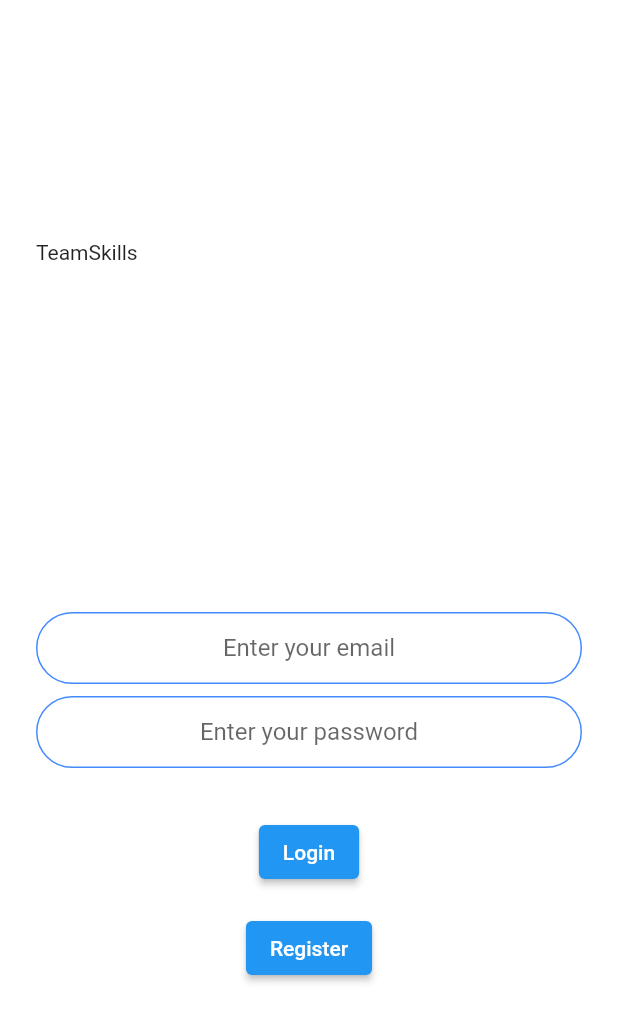
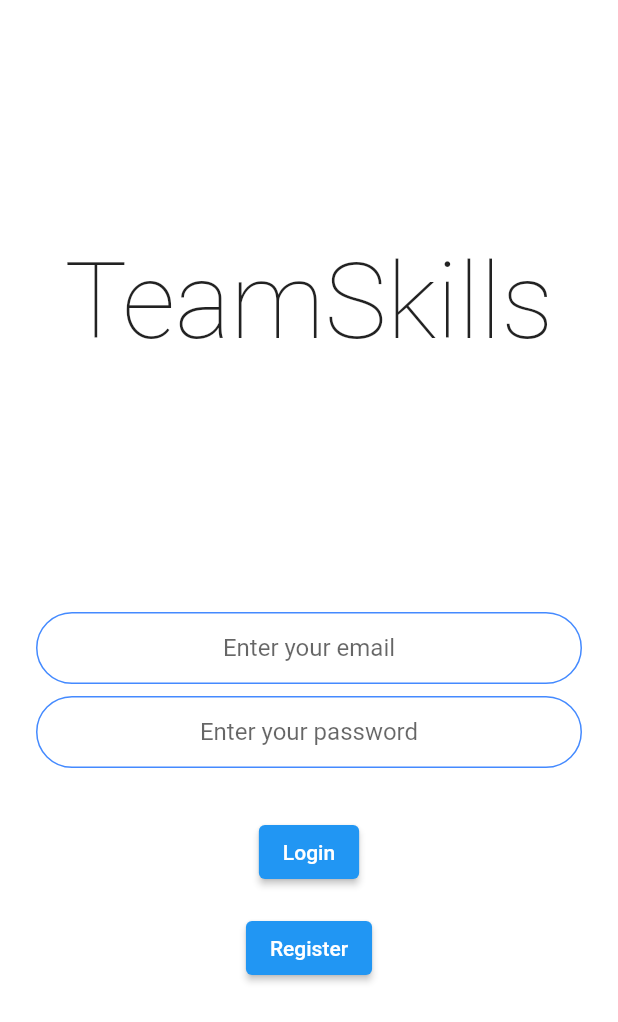
Before and after one commit to sleipnirim/team_skills, a Flutter app: the screen it shows after launch, on a phone screen of 412 x 824 dp. Shown: the top 1022 px of the screen. Run offline on Flutter 3.47's test engine with Material 2 defaults, Android fonts, the light colour scheme and no system bars; drawn by our look-alikes of modal_progress_hud_nsn; our stand-ins replace cloud_firestore, firebase_auth, firebase_core, flutter_typeahead; accounts and stored records are empty.

Commit message:
Various fixes

```diff
--- a/lib/screens/login_screen.dart
+++ b/lib/screens/login_screen.dart
@@ -40,12 +40,16 @@ class _LoginScreenState extends State<LoginScreen> {
             mainAxisAlignment: MainAxisAlignment.center,
             crossAxisAlignment: CrossAxisAlignment.stretch,
             children: <Widget>[
-              const Flexible(
+              const Center(
                 child: Hero(
                   tag: 'logo',
                   child: SizedBox(
                     height: 200.0,
-                    child: Text("TeamSkills"),
+                    child: Text(
+                      "TeamSkills",
+                      style:
+                          TextStyle(fontSize: 70, fontWeight: FontWeight.w100),
+                    ),
                   ),
                 ),
               ),
--- a/lib/screens/persons_screen.dart
+++ b/lib/screens/persons_screen.dart
@@ -45,7 +45,10 @@ class PersonScreen extends StatelessWidget {
       appBar: AppBar(
         // Here we take the value from the MyHomePage object that was created by
         // the App.build method, and use it to set our appbar title.
-        title: Text(title),
+        title: Hero(
+          tag: 'logo',
+          child: Text(title),
+        ),
         actions: SharedFunctions.appBarLoginActions(
             context, authController.auth.currentUser!),
       ),
```
Also changed, not shown: lib/screens/registration_screen.dart (+6 -2 lines), lib/firebase_options.dart, 1 other file.
